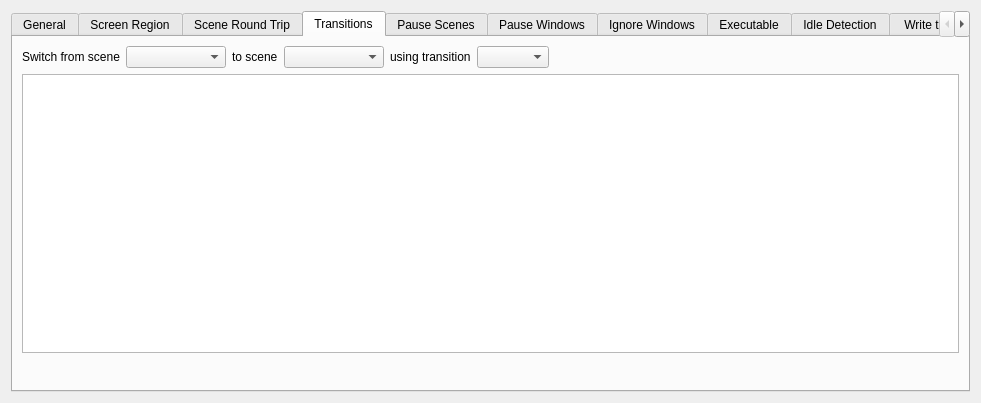
This is forms/advanced-scene-switcher.ui in WarmUpTill/SceneSwitcher as Qt 5 draws it before an edit. The edited form follows.
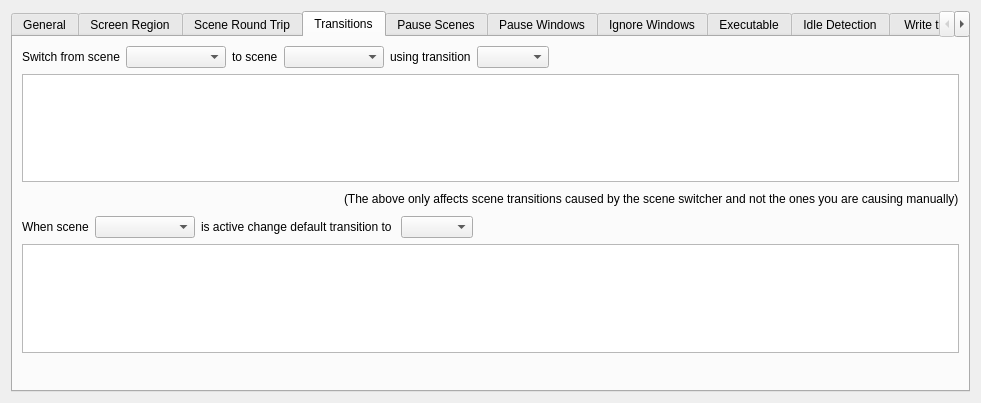
This is the edited form. The open tabs and pages were chosen to show the change.

Commit message: added option to set default transition per scene

Patch:
```diff
--- a/forms/advanced-scene-switcher.ui
+++ b/forms/advanced-scene-switcher.ui
@@ -820,7 +820,9 @@
       <attribute name="title">
        <string>Transitions</string>
       </attribute>
-      <layout class="QVBoxLayout" name="verticalLayout_12">
+      <layout class="QVBoxLayout" name="verticalLayout_15">
+       <item>
+        <layout class="QVBoxLayout" name="verticalLayout_14">
        <item>
         <layout class="QHBoxLayout" name="horizontalLayout_18">
          <item>
@@ -956,6 +958,131 @@
             </size>
            </property>
           </spacer>
+           </item>
+           <item>
+            <widget class="QLabel" name="label_35">
+             <property name="text">
+              <string>(The above only affects scene transitions caused by the scene switcher and not the ones you are causing manually)</string>
+             </property>
+            </widget>
+           </item>
+          </layout>
+         </item>
+        </layout>
+       </item>
+       <item>
+        <layout class="QVBoxLayout" name="verticalLayout_12">
+         <item>
+          <layout class="QHBoxLayout" name="horizontalLayout_30">
+           <item>
+            <widget class="QLabel" name="label_33">
+             <property name="text">
+              <string>When scene</string>
+             </property>
+            </widget>
+           </item>
+           <item>
+            <widget class="QComboBox" name="defaultTransitionsScene">
+             <property name="sizePolicy">
+              <sizepolicy hsizetype="Maximum" vsizetype="Fixed">
+               <horstretch>0</horstretch>
+               <verstretch>0</verstretch>
+              </sizepolicy>
+             </property>
+             <property name="minimumSize">
+              <size>
+               <width>100</width>
+               <height>0</height>
+              </size>
+             </property>
+            </widget>
+           </item>
+           <item>
+            <widget class="QLabel" name="label_34">
+             <property name="text">
+              <string>is active change default transition to </string>
+             </property>
+            </widget>
+           </item>
+           <item>
+            <widget class="QComboBox" name="defaultTransitionsTransitions"/>
+           </item>
+           <item>
+            <spacer name="horizontalSpacer_28">
+             <property name="orientation">
+              <enum>Qt::Horizontal</enum>
+             </property>
+             <property name="sizeHint" stdset="0">
+              <size>
+               <width>40</width>
+               <height>20</height>
+              </size>
+             </property>
+            </spacer>
+           </item>
+          </layout>
+         </item>
+         <item>
+          <widget class="QListWidget" name="defaultTransitions">
+           <property name="sizePolicy">
+            <sizepolicy hsizetype="Expanding" vsizetype="Expanding">
+             <horstretch>0</horstretch>
+             <verstretch>0</verstretch>
+            </sizepolicy>
+           </property>
+           <property name="sortingEnabled">
+            <bool>true</bool>
+           </property>
+          </widget>
+         </item>
+         <item>
+          <layout class="QHBoxLayout" name="horizontalLayout_29">
+           <item>
+            <widget class="QPushButton" name="defaultTransitionsAdd">
+             <property name="maximumSize">
+              <size>
+               <width>22</width>
+               <height>22</height>
+              </size>
+             </property>
+             <property name="flat">
+              <bool>true</bool>
+             </property>
+             <property name="themeID" stdset="0">
+              <string notr="true">addIconSmall</string>
+             </property>
+            </widget>
+           </item>
+           <item>
+            <widget class="QPushButton" name="defaultTransitionsRemove">
+             <property name="maximumSize">
+              <size>
+               <width>22</width>
+               <height>22</height>
+              </size>
+             </property>
+             <property name="flat">
+              <bool>true</bool>
+             </property>
+             <property name="themeID" stdset="0">
+              <string notr="true">removeIconSmall</string>
+             </property>
+            </widget>
+           </item>
+           <item>
+            <spacer name="horizontalSpacer_27">
+             <property name="orientation">
+              <enum>Qt::Horizontal</enum>
+             </property>
+             <property name="sizeHint" stdset="0">
+              <size>
+               <width>40</width>
+               <height>20</height>
+              </size>
+             </property>
+            </spacer>
+           </item>
+          </layout>
          </item>
         </layout>
        </item>
```
Lines whose indentation alone changed are shown as unchanged.
